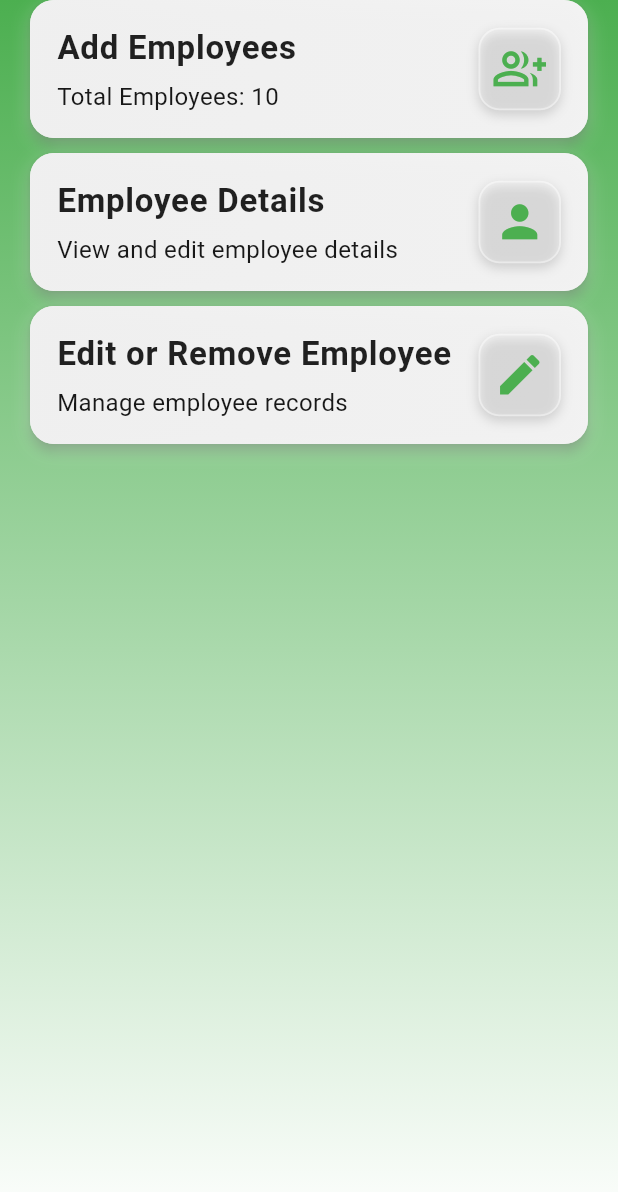
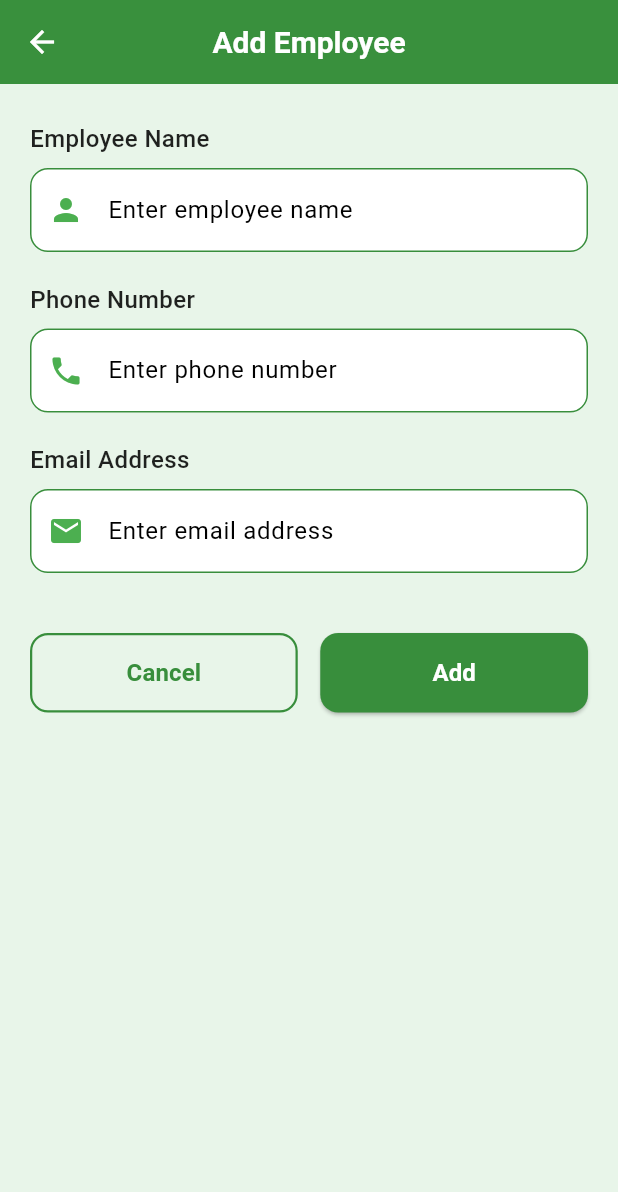
Before and after one commit to nobiulhaque/Hair-Saloon, a Flutter app: the Employees screen opened directly, after a tap on "Add Employees", on a phone screen of 412 x 824 dp. Shown: the top 1192 px of the screen. Run offline on Flutter 3.47's test engine with Material 3 defaults, Android fonts, the light colour scheme and no system bars; our stand-ins replace carousel_slider, curved_navigation_bar, get, hidden_drawer_menu, shared_preferences; accounts and stored records are empty.

Commit message:
4rd commit

```diff
--- a/lib/admin/presentation/admin.dart
+++ b/lib/admin/presentation/admin.dart
@@ -1,6 +1,6 @@
 import 'package:curved_navigation_bar/curved_navigation_bar.dart';
 import 'package:flutter/material.dart';
-import 'package:hair_saloon/admin/presentation/admin_pages/employees.dart';
+import 'package:hair_saloon/admin/presentation/admin_pages/employee/employees.dart';
 import 'package:hair_saloon/admin/presentation/admin_pages/reports/reports.dart';
 import 'package:hair_saloon/admin/presentation/admin_pages/services_page/services_pages.dart';
 import 'package:hair_saloon/admin/presentation/admin_pages/settings.dart';
--- /dev/null
+++ b/lib/admin/presentation/admin_pages/employee/employees.dart
@@ -0,0 +1,100 @@
+import 'package:flutter/material.dart';
+import 'package:get/get.dart';
+import 'package:hair_saloon/admin/presentation/admin_pages/employee/utils/employee_card.dart';
+import 'package:hair_saloon/admin/presentation/admin_pages/employee/utils/employee_data.dart';
+import 'package:hair_saloon/core/widgets/card1.dart';
+
+class Employees extends StatelessWidget {
+  const Employees({super.key});
+
+  @override
+  Widget build(BuildContext context) {
+    return Scaffold(
+      body: Container(
+        decoration: const BoxDecoration(
+          gradient: LinearGradient(
+            colors: [Colors.green, Colors.white],
+            begin: Alignment.topCenter,
+            end: Alignment.bottomCenter,
+          ),
+        ),
+        child: SafeArea(
+          child: Column(
+            children: [
+              Card1(
+                onTap: () => Get.toNamed('/add_employee'),
+                icon: Icons.group_add_outlined,
+                label: 'Add Employees',
+                sublabel: 'Total Employees: ${employees.length}',
+                color: Colors.grey.shade200,
+              ),
+              const SizedBox(height: 10),
+
+              // Divider line with elevation
+              Material(
+                elevation: 2,
+                borderRadius: BorderRadius.circular(10),
+                child: Container(
+                  height: 5,
+                  width: 350,
+                  decoration: BoxDecoration(
+                    color: Colors.grey.shade300,
+                    borderRadius: BorderRadius.circular(10),
+                  ),
+                ),
+              ),
+              const SizedBox(height: 10),
+
+              // Employee grid
+              Expanded(
+                child: Padding(
+                  padding: const EdgeInsets.symmetric(horizontal: 20.0),
+                  child: ShaderMask(
+                    shaderCallback: (rect) {
+                      return const LinearGradient(
+                        begin: Alignment.topCenter,
+                        end: Alignment.bottomCenter,
+                        colors: [
+                          Colors.transparent,
+                          Colors.white,
+                          Colors.white,
+                          Colors.transparent,
+                        ],
+                        stops: [0.0, 0.03, 0.95, 1.0],
+                      ).createShader(rect);
+                    },
+                    blendMode: BlendMode.dstIn,
+                    child: GridView.builder(
+                      itemCount: employees.length,
+                      gridDelegate:
+                          const SliverGridDelegateWithFixedCrossAxisCount(
+                        crossAxisCount: 2,
+                        mainAxisSpacing: 12,
+                        crossAxisSpacing: 12,
+                        childAspectRatio: 0.9,
+                      ),
+                      itemBuilder: (context, index) {
+                        final emp = employees[index];
+                        return EmployeeCard(
+                          name: emp['name'] ?? '',
+                          phone: emp['phone'] ?? '',
+                          email: emp['email'] ?? '',
+                          onEdit: () {
+                            // Add edit functionality
+                          },
+                          onDelete: () {
+                            // Add delete functionality
+                          },
+                        );
+                      },
+                    ),
+                  ),
+                ),
+              ),
+            ],
+          ),
+        ),
+      ),
+    );
+  }
+}
--- /dev/null
+++ b/lib/admin/presentation/admin_pages/employee/pages/add_employees.dart
@@ -0,0 +1,118 @@
+import 'package:flutter/material.dart';
+import 'package:hair_saloon/admin/presentation/admin_pages/employee/utils/employee_text_field.dart';
+
+class AddEmployees extends StatelessWidget {
+  const AddEmployees({super.key});
+
+  @override
+  Widget build(BuildContext context) {
+    final primaryGreen = Colors.green.shade700;
+
+    return Scaffold(
+      backgroundColor: Colors.green.shade50,
+      appBar: AppBar(
+        backgroundColor: primaryGreen,
+        title: const Text(
+          'Add Employee',
+          style: TextStyle(color: Colors.white, fontWeight: FontWeight.bold),
+        ),
+        centerTitle: true,
+      ),
+      body: SafeArea(
+        child: Padding(
+          padding: const EdgeInsets.symmetric(horizontal: 20.0, vertical: 25.0),
+          child: Center(
+            child: Column(
+              crossAxisAlignment: CrossAxisAlignment.start,
+              children: [
+                //Name
+                const AddEmployeeTextField(
+                  label: 'Employee Name',
+                  hint: 'Enter employee name',
+                  icon: Icons.person,
+                ),
+                const SizedBox(height: 20),
+
+                //phone number
+                const AddEmployeeTextField(
+                  label: 'Phone Number',
+                  hint: 'Enter phone number',
+                  icon: Icons.phone,
+                  inputType: TextInputType.phone,
+                ),
+                const SizedBox(height: 20),
+
+                //Email Address
+                const AddEmployeeTextField(
+                  label: 'Email Address',
+                  hint: 'Enter email address',
+                  icon: Icons.email,
+                  inputType: TextInputType.emailAddress,
+                ),
+                const SizedBox(height: 40),
+
+
+                //add + cancel button
+                Row(
+                  mainAxisAlignment: MainAxisAlignment.spaceEvenly,
+                  children: [
+                    //Cancle Button
+                    Expanded(
+                      child: OutlinedButton(
+                        onPressed: () {
+                          Navigator.pop(context);
+                          // logic for cancel
+                        },
+                        style: OutlinedButton.styleFrom(
+                          side: BorderSide(color: primaryGreen, width: 1.5),
+                          shape: RoundedRectangleBorder(
+                            borderRadius: BorderRadius.circular(12),
+                          ),
+                          padding: const EdgeInsets.symmetric(vertical: 15),
+                        ),
+                        child: Text(
+                          'Cancel',
+                          style: TextStyle(
+                            fontSize: 16,
+                            color: primaryGreen,
+                            fontWeight: FontWeight.w600,
+                          ),
+                        ),
+                      ),
+                    ),
+                    const SizedBox(width: 15),
+
+                    //Add button
+                    Expanded(
+                      child: ElevatedButton(
+                        onPressed: () {
+                          Navigator.pop(context);
+                          // logic for add employee.
+                        },
+                        style: ElevatedButton.styleFrom(
+                          backgroundColor: primaryGreen,
+                          shape: RoundedRectangleBorder(
+                            borderRadius: BorderRadius.circular(12),
+                          ),
+                          padding: const EdgeInsets.symmetric(vertical: 15),
+                        ),
+                        child: const Text(
+                          'Add',
+                          style: TextStyle(
+                            fontSize: 16,
+                            color: Colors.white,
+                            fontWeight: FontWeight.w600,
+                          ),
+                        ),
+                      ),
+                    ),
+                  ],
+                ),
+              ],
+            ),
+          ),
+        ),
+      ),
+    );
+  }
+}
--- /dev/null
+++ b/lib/admin/presentation/admin_pages/employee/utils/employee_card.dart
@@ -0,0 +1,91 @@
+import 'package:flutter/material.dart';
+
+class EmployeeCard extends StatelessWidget {
+  final String name;
+  final String phone;
+  final String email;
+  final VoidCallback? onEdit;
+  final VoidCallback? onDelete;
+
+  const EmployeeCard({
+    super.key,
+    required this.name,
+    required this.phone,
+    required this.email,
+    this.onEdit,
+    this.onDelete,
+  });
+
+  @override
+  Widget build(BuildContext context) {
+    final primaryGreen = Colors.green.shade700;
+
+    return Container(
+      decoration: BoxDecoration(
+        color: Colors.white,
+        borderRadius: BorderRadius.circular(16),
+        border: Border.all(color: primaryGreen.withOpacity(0.3)),
+        boxShadow: [
+          BoxShadow(
+            color: Colors.green.withOpacity(0.08),
+            offset: const Offset(0, 2),
+            blurRadius: 5,
+          ),
+        ],
+      ),
+      padding: const EdgeInsets.all(12),
+      child: Column(
+        mainAxisSize: MainAxisSize.min,
+        children: [
+          CircleAvatar(
+            backgroundColor: primaryGreen,
+            radius: 25,
+            child: Text(
+              name.isNotEmpty ? name[0].toUpperCase() : '?',
+              style: const TextStyle(color: Colors.white, fontSize: 20),
+            ),
+          ),
+          const SizedBox(height: 8),
+          Flexible(
+            child: Text(
+              name,
+              textAlign: TextAlign.center,
+              maxLines: 2,
+              overflow: TextOverflow.ellipsis,
+              style: TextStyle(
+                color: primaryGreen,
+                fontWeight: FontWeight.bold,
+                fontSize: 15,
+              ),
+            ),
+          ),
+          const SizedBox(height: 6),
+          Text(
+            phone,
+            textAlign: TextAlign.center,
+            style: const TextStyle(fontSize: 13),
+          ),
+          Text(
+            email,
+            textAlign: TextAlign.center,
+            style: const TextStyle(fontSize: 12, color: Colors.grey),
+          ),
+          const SizedBox(height: 8),
+          Row(
+            mainAxisAlignment: MainAxisAlignment.center,
+            children: [
+              IconButton(
+                icon: const Icon(Icons.edit, color: Colors.green, size: 20),
+                onPressed: onEdit,
+              ),
+              IconButton(
+                icon: const Icon(Icons.delete, color: Colors.redAccent, size: 20),
+                onPressed: onDelete,
+              ),
+            ],
+          ),
+        ],
+      ),
+    );
+  }
+}
--- /dev/null
+++ b/lib/admin/presentation/admin_pages/employee/utils/employee_data.dart
@@ -0,0 +1,18 @@
+
+final List<Map<String, String>> employees = [
+  {'name': 'Md. Nobiul Haque Riyad', 'phone': '+8801777-123456', 'email': 'riyad@example.com'},
+  {'name': 'Ayesha Rahman', 'phone': '+8801888-654321', 'email': 'ayesha@example.com'},
+  {'name': 'Arif Hossain', 'phone': '+8801999-789456', 'email': 'arif@example.com'},
+  {'name': 'Tania Akter', 'phone': '+8801555-987654', 'email': 'tania@example.com'},
+  {'name': 'Sabbir Ahmed', 'phone': '+8801666-444555', 'email': 'sabbir@example.com'},
+  {'name': 'Md. Nobiul Haque Riyad', 'phone': '+8801777-123456', 'email': 'riyad@example.com'},
+  {'name': 'Ayesha Rahman', 'phone': '+8801888-654321', 'email': 'ayesha@example.com'},
+  {'name': 'Arif Hossain', 'phone': '+8801999-789456', 'email': 'arif@example.com'},
+  {'name': 'Tania Akter', 'phone': '+8801555-987654', 'email': 'tania@example.com'},
+  {'name': 'Sabbir Ahmed', 'phone': '+8801666-444555', 'email': 'sabbir@example.com'},
+  {'name': 'Md. Nobiul Haque Riyad', 'phone': '+8801777-123456', 'email': 'riyad@example.com'},
+  {'name': 'Ayesha Rahman', 'phone': '+8801888-654321', 'email': 'ayesha@example.com'},
+  {'name': 'Arif Hossain', 'phone': '+8801999-789456', 'email': 'arif@example.com'},
+  {'name': 'Tania Akter', 'phone': '+8801555-987654', 'email': 'tania@example.com'},
+  {'name': 'Sabbir Ahmed', 'phone': '+8801666-444555', 'email': 'sabbir@example.com'},
+];
--- /dev/null
+++ b/lib/admin/presentation/admin_pages/employee/utils/employee_text_field.dart
@@ -0,0 +1,52 @@
+import 'package:flutter/material.dart';
+
+class AddEmployeeTextField extends StatelessWidget {
+  final String label;
+  final String hint;
+  final IconData icon;
+  final TextInputType inputType;
+  final TextEditingController? controller;
+
+  const AddEmployeeTextField({
+    super.key,
+    required this.label,
+    required this.hint,
+    required this.icon,
+    this.inputType = TextInputType.text,
+    this.controller,
+  });
+
+  @override
+  Widget build(BuildContext context) {
+    final primaryGreen = Colors.green.shade700;
+
+    return Column(
+      crossAxisAlignment: CrossAxisAlignment.start,
+      children: [
+        Text(
+          label,
+          style: const TextStyle(fontSize: 16, fontWeight: FontWeight.w500),
+        ),
+        const SizedBox(height: 8),
+        TextField(
+          controller: controller,
+          keyboardType: inputType,
+          decoration: InputDecoration(
+            hintText: hint,
+            filled: true,
+            fillColor: Colors.white,
+            prefixIcon: Icon(icon, color: Colors.green),
+            enabledBorder: OutlineInputBorder(
+              borderRadius: BorderRadius.circular(12),
+              borderSide: BorderSide(color: primaryGreen),
+            ),
+            focusedBorder: OutlineInputBorder(
+              borderRadius: BorderRadius.circular(12),
+              borderSide: BorderSide(color: primaryGreen, width: 2),
+            ),
+          ),
+        ),
+      ],
+    );
+  }
+}
--- a/lib/admin/presentation/admin_pages/employees.dart
+++ /dev/null
@@ -1,53 +0,0 @@
-import 'package:flutter/material.dart';
-import 'package:hair_saloon/core/widgets/card1.dart';
-
-class Employees extends StatelessWidget {
-  const Employees({super.key});
-
-  @override
-  Widget build(BuildContext context) {
-    return Scaffold(
-      body: Container(
-        decoration: BoxDecoration(
-          gradient: LinearGradient(
-            colors: [
-              Colors.green, // A very light green
-              Colors.white, // White
-            ],
-            begin: Alignment.topCenter,
-            end: Alignment.bottomCenter,
-          ),
-        ),
-        child: SafeArea(
-          child: Column(
-            children: [
-              Card1(
-                onTap: () {},
-                icon: Icons.group_add_outlined,
-                label: 'Add Employees',
-                sublabel: 'Total Employees: 10',
-                color: Colors.grey.shade200,
-              ),
-              SizedBox(height: 10),
-              Card1(
-                onTap: () {},
-                icon: Icons.person,
-                label: 'Employee Details',
-                sublabel: 'View and edit employee details',
-                color: Colors.grey.shade200,
-              ),
-              SizedBox(height: 10),
-              Card1(
-                onTap: () {},
-                icon: Icons.edit,
-                label: 'Edit or Remove Employee',
-                sublabel: 'Manage employee records',
-                color: Colors.grey.shade200,
-              ),
-            ],
-          ),
-        ),
-      ),
-    );
-  }
-}
--- a/lib/routes/app_routes.dart
+++ b/lib/routes/app_routes.dart
@@ -1,4 +1,5 @@
 import 'package:get/get.dart';
+import 'package:hair_saloon/admin/presentation/admin_pages/employee/pages/add_employees.dart';
 import 'package:hair_saloon/admin/presentation/admin_pages/services_page/pages/edit_or_remove.dart';
 import 'package:hair_saloon/hdm/presentation/hidden_drawer_menu.dart';
 import 'package:hair_saloon/home/presentation/home_page.dart';
@@ -8,6 +9,7 @@ class AppRoutes {
   static const String hiddenDrawer = '/';
   static const String home = '/home';
   static const String editOrRemove = '/edit-or-remove';
+  static const String addemployees = '/add_employee';
 
   // Define route pages
   static final routes = [
@@ -26,5 +28,10 @@ class AppRoutes {
       page: () => const EditOrRemove(),
       transition: Transition.rightToLeft,
     ),
+    GetPage(
+      name: addemployees,
+      page: () => const AddEmployees(),
+      transition: Transition.rightToLeft,
+    ),
   ];
 }
```
Also changed, not shown: lib/admin/presentation/admin_pages/reports/reports.dart (+1 -6 lines).
